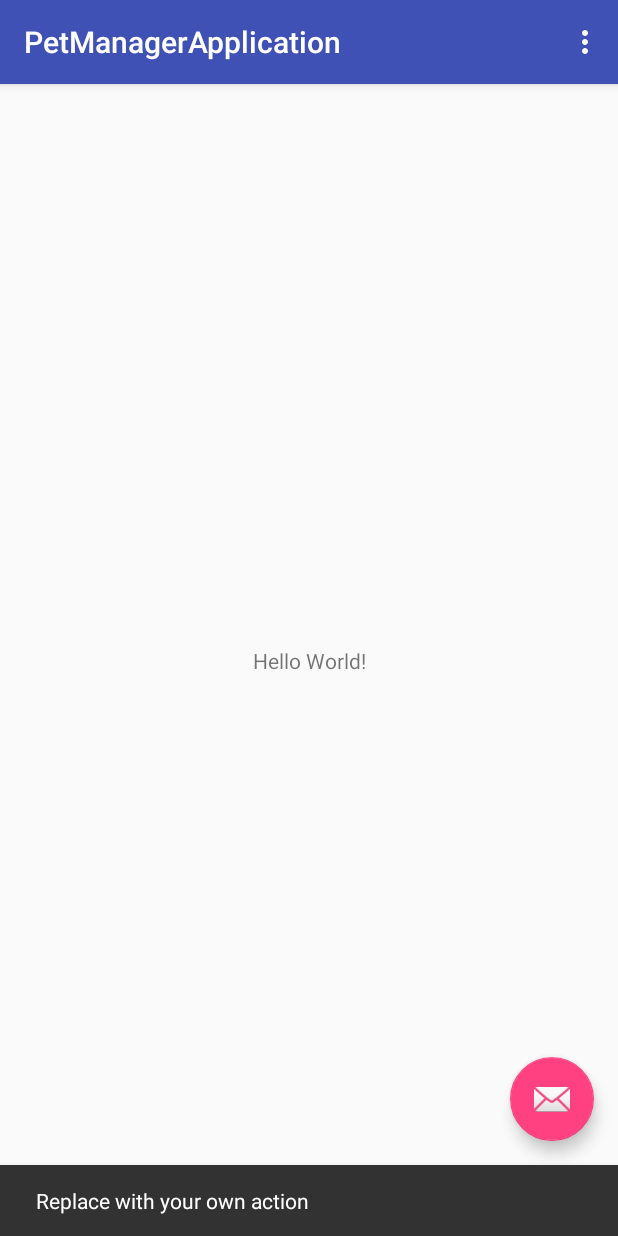
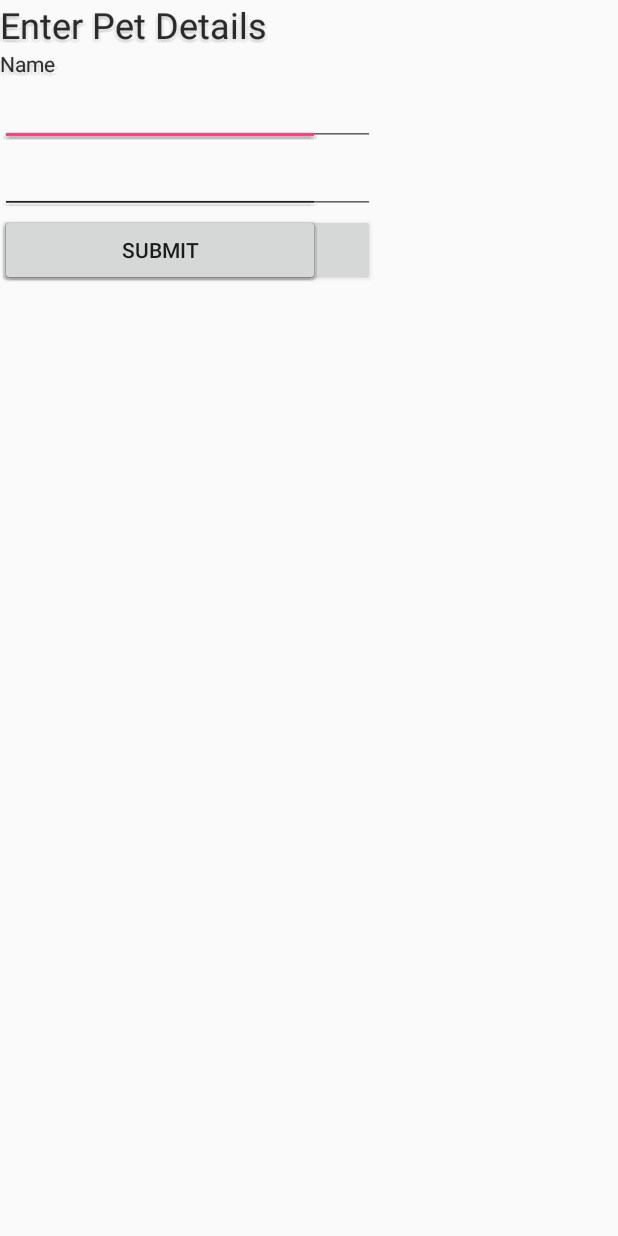
Before and after one commit to will1467/PetManagerApplication, an Android app: the screen it shows after launch (MainActivity), after a tap on an icon or button, on a phone screen of 412 x 824 dp. Run offline under Robolectric (Android 15) with nearby library versions, the phone set to English and light mode, and no system bars.

Commit message:
Added pop-up box for pet creation and pet class

```diff
--- a/app/src/main/java/com/example/williamrussa3/petmanagerapplication/MainActivity.java
+++ b/app/src/main/java/com/example/williamrussa3/petmanagerapplication/MainActivity.java
@@ -1,30 +1,81 @@
 package com.example.williamrussa3.petmanagerapplication;
 
+import android.content.Context;
+import android.content.Intent;
 import android.os.Bundle;
+import android.support.design.widget.CoordinatorLayout;
 import android.support.design.widget.FloatingActionButton;
 import android.support.design.widget.Snackbar;
 import android.support.v7.app.AppCompatActivity;
 import android.support.v7.widget.Toolbar;
+import android.view.Gravity;
+import android.view.LayoutInflater;
+import android.view.MotionEvent;
 import android.view.View;
 import android.view.Menu;
 import android.view.MenuItem;
+import android.view.ViewGroup;
+import android.view.WindowManager;
+import android.widget.Button;
+import android.widget.EditText;
+import android.widget.PopupWindow;
+import android.widget.RelativeLayout;
 
 public class MainActivity extends AppCompatActivity {
+
+    private CoordinatorLayout mCoordinatorLayout;
 
     @Override
     protected void onCreate(Bundle savedInstanceState) {
         super.onCreate(savedInstanceState);
         setContentView(R.layout.activity_main);
         Toolbar toolbar = (Toolbar) findViewById(R.id.toolbar);
+        mCoordinatorLayout = (CoordinatorLayout) findViewById(R.id.mainlayout);
         setSupportActionBar(toolbar);
 
         FloatingActionButton fab = (FloatingActionButton) findViewById(R.id.fab);
         fab.setOnClickListener(new View.OnClickListener() {
             @Override
             public void onClick(View view) {
-                Snackbar.make(view, "Replace with your own action", Snackbar.LENGTH_LONG)
-                        .setAction("Action", null).show();
+                LayoutInflater inflater = (LayoutInflater) getSystemService(Context.LAYOUT_INFLATER_SERVICE);
+                View customView = inflater.inflate(R.layout.add_pet_layout,null);
+
+                final PopupWindow mPopUpWindow = new PopupWindow(customView, ViewGroup.LayoutParams.WRAP_CONTENT, ViewGroup.LayoutParams.WRAP_CONTENT);
+                mPopUpWindow.showAtLocation(mCoordinatorLayout, Gravity.CENTER,0,0);
+
+                setContentView(R.layout.add_pet_layout);
+
+                final EditText mPetNameEditText = (EditText) findViewById(R.id.petName);
+                mPetNameEditText.setOnTouchListener(new View.OnTouchListener() {
+                    @Override
+                    public boolean onTouch(View v, MotionEvent event) {
+                        v.setFocusable(true);
+                        v.requestFocus();
+                        return false;
+                    }
+                });
+
+                final EditText mPetBreedEditText = (EditText) findViewById(R.id.petBreed);
+                mPetBreedEditText.setOnTouchListener(new View.OnTouchListener() {
+                    @Override
+                    public boolean onTouch(View v, MotionEvent event) {
+                        v.setFocusable(true);
+                        v.requestFocus();
+                        return false;
+                    }
+                });
+
+                Button mSubmitButton = (Button) findViewById(R.id.submitButton);
+                mSubmitButton.setOnClickListener(new View.OnClickListener() {
+                    @Override
+                    public void onClick(View v) {
+                        Pet newPet = new Pet(mPetNameEditText.getText().toString(),mPetBreedEditText.getText().toString());
+                        mPopUpWindow.dismiss();
+                    }
+                });
+
             }
+
         });
     }
 
--- /dev/null
+++ b/app/src/main/java/com/example/williamrussa3/petmanagerapplication/Pet.java
@@ -0,0 +1,12 @@
+package com.example.williamrussa3.petmanagerapplication;
+public class Pet {
+
+    private String _name;
+    private String _breed;
+
+
+    public Pet(String petName, String petBreed){
+        _name = petName;
+        _breed = petBreed;
+    }
+}
--- a/app/src/main/res/layout/activity_main.xml
+++ b/app/src/main/res/layout/activity_main.xml
@@ -4,6 +4,7 @@
     xmlns:tools="http://schemas.android.com/tools"
     android:layout_width="match_parent"
     android:layout_height="match_parent"
+    android:id="@+id/mainlayout"
     tools:context="com.example.williamrussa3.petmanagerapplication.MainActivity">
 
     <android.support.design.widget.AppBarLayout
@@ -28,6 +29,6 @@
         android:layout_height="wrap_content"
         android:layout_gravity="bottom|end"
         android:layout_margin="@dimen/fab_margin"
-        app:srcCompat="@android:drawable/ic_dialog_email" />
+        app:srcCompat="@android:drawable/ic_menu_add" />
 
 </android.support.design.widget.CoordinatorLayout>
--- /dev/null
+++ b/app/src/main/res/layout/add_pet_layout.xml
@@ -0,0 +1,41 @@
+<?xml version="1.0" encoding="utf-8"?>
+<LinearLayout xmlns:android="http://schemas.android.com/apk/res/android"
+    android:layout_width="250dp"
+    android:layout_height="250dp"
+    android:orientation="vertical">
+
+    <TextView
+        android:id="@+id/petTitle"
+        android:layout_width="match_parent"
+        android:layout_height="wrap_content"
+        android:text="Enter Pet Details"
+        android:textSize="24sp" />
+
+    <TextView
+        android:id="@+id/petNameTitle"
+        android:layout_width="match_parent"
+        android:layout_height="wrap_content"
+        android:text="Name" />
+
+    <EditText
+        android:id="@+id/petName"
+        android:layout_width="match_parent"
+        android:layout_height="wrap_content"
+        android:ems="10"
+        android:inputType="text"
+        android:windowSoftInputMode="adjustResize"
+        android:selectAllOnFocus="true" />
+
+    <EditText
+        android:id="@+id/petBreed"
+        android:layout_width="match_parent"
+        android:layout_height="wrap_content"
+        android:ems="10"
+        android:inputType="textPersonName" />
+
+    <Button
+        android:id="@+id/submitButton"
+        android:layout_width="match_parent"
+        android:layout_height="wrap_content"
+        android:text="Submit" />
+</LinearLayout>
--- a/app/src/main/res/layout/content_main.xml
+++ b/app/src/main/res/layout/content_main.xml
@@ -8,13 +8,4 @@
     tools:context="com.example.williamrussa3.petmanagerapplication.MainActivity"
     tools:showIn="@layout/activity_main">
 
-    <TextView
-        android:layout_width="wrap_content"
-        android:layout_height="wrap_content"
-        android:text="Hello World!"
-        app:layout_constraintBottom_toBottomOf="parent"
-        app:layout_constraintLeft_toLeftOf="parent"
-        app:layout_constraintRight_toRightOf="parent"
-        app:layout_constraintTop_toTopOf="parent" />
-
 </android.support.constraint.ConstraintLayout>
```
